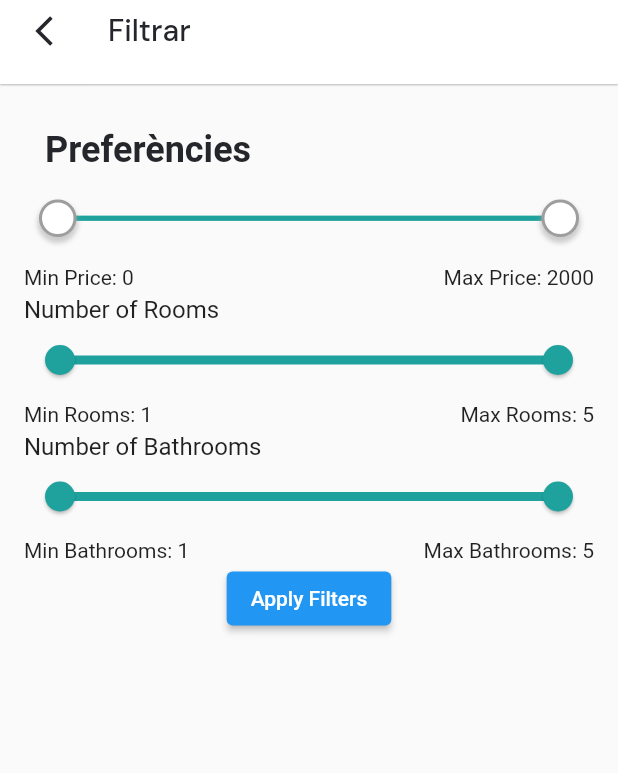
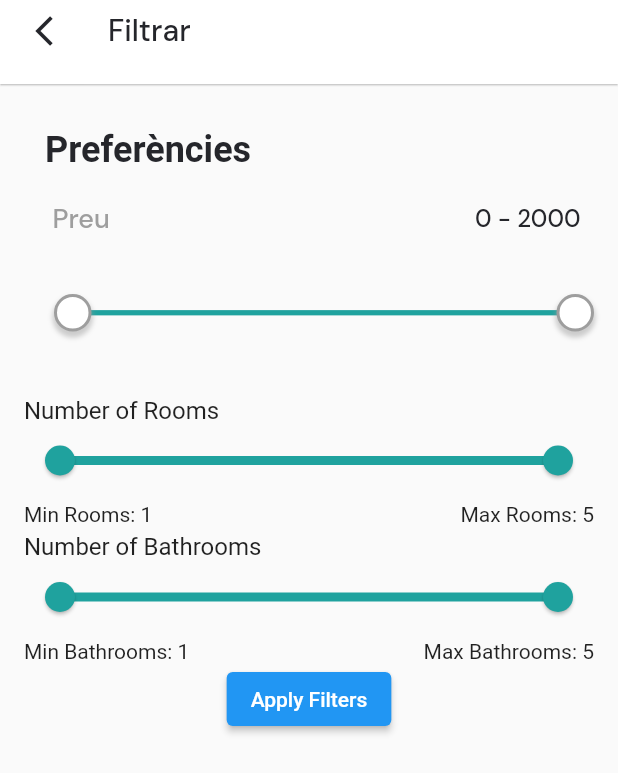
Before and after one commit to Meeeri08/NiuUniversitari, a Flutter app: the FilterScreen screen opened directly with empty values, on a phone screen of 412 x 824 dp. Shown: the top 773 px of the screen. Run offline on Flutter 3.47's test engine with Material 2 defaults, Android fonts, the phone set to English and light mode, and no system bars; drawn by our look-alikes of flutter_xlider; our stand-ins replace appinio_swiper, cloud_firestore, curved_navigation_bar, expandable_text, firebase_auth, firebase_core and 5 more; accounts and stored records are empty; Roboto replaces fonts that are missing (dmSans).

Commit message:
updated slider

```diff
--- a/lib/pages/filter_screen.dart
+++ b/lib/pages/filter_screen.dart
@@ -65,9 +65,42 @@ class _FilterScreenState extends State<FilterScreen> {
                   ),
                 ),
               ),
+              SizedBox(height: 20),
               Padding(
-                padding: const EdgeInsets.only(right: 10, left: 10),
-                child: ListTile(
+                padding: const EdgeInsets.only(left: 20),
+                child: Column(
+                  children: [
+                    Row(
+                      mainAxisAlignment: MainAxisAlignment.spaceBetween,
+                      children: [
+                        Padding(
+                          padding: const EdgeInsets.symmetric(horizontal: 15),
+                          child: Text(
+                            'Preu',
+                            style: TextStyle(
+                              fontFamily: 'DM Sans',
+                              fontSize: 18,
+                              fontWeight: FontWeight.w500,
+                              color: Colors.grey.shade500,
+                            ),
+                          ),
+                        ),
+                        Padding(
+                          padding: const EdgeInsets.symmetric(horizontal: 25),
+                          child: Text(
+                            '\ $minPrice -\ $maxPrice',
+                            style: TextStyle(
+                              fontFamily: 'DM Sans',
+                              fontSize: 16,
+                              fontWeight: FontWeight.w500,
+                              color: Color(0xff25262b),
+                            ),
+                          ),
+                        ),
+                      ],
+                    ),
+                    SizedBox(height: 20),
+                    ListTile(
                       subtitle: FlutterSlider(
                         handlerHeight: 25,
                         handlerWidth: 25,
@@ -85,7 +118,8 @@ class _FilterScreenState extends State<FilterScreen> {
                           });
                         },
                         trackBar: FlutterSliderTrackBar(
-                      activeTrackBar: BoxDecoration(color: Color(0xFF1FA29E)),
+                          activeTrackBar:
+                              BoxDecoration(color: Color(0xFF1FA29E)),
                           inactiveTrackBar:
                               BoxDecoration(color: Colors.grey.shade300),
                         ),
@@ -105,7 +139,8 @@ class _FilterScreenState extends State<FilterScreen> {
                                 color: Colors.grey.withOpacity(0.5),
                                 spreadRadius: 1,
                                 blurRadius: 2,
-                            offset: Offset(0, 3), // changes position of shadow
+                                offset:
+                                    Offset(0, 3), // changes position of shadow
                               ),
                             ],
                             shape: BoxShape.circle,
@@ -124,7 +159,8 @@ class _FilterScreenState extends State<FilterScreen> {
                                 color: Colors.grey.withOpacity(0.5),
                                 spreadRadius: 1,
                                 blurRadius: 2,
-                            offset: Offset(0, 3), // changes position of shadow
+                                offset:
+                                    Offset(0, 3), // changes position of shadow
                               ),
                             ],
                             shape: BoxShape.circle,
@@ -136,19 +172,11 @@ class _FilterScreenState extends State<FilterScreen> {
                         ),
                       ),
                     ),
+                    SizedBox(height: 20),
+                  ],
+                ),
               ),
             ],
-          ),
-
-          Padding(
-            padding: const EdgeInsets.symmetric(horizontal: 16.0),
-            child: Row(
-              mainAxisAlignment: MainAxisAlignment.spaceBetween,
-              children: [
-                Text('Min Price: $minPrice'),
-                Text('Max Price: $maxPrice'),
-              ],
-            ),
           ),
 
           //use a dropdown button for min and max rooms
```
Lines whose indentation alone changed are shown as unchanged.
